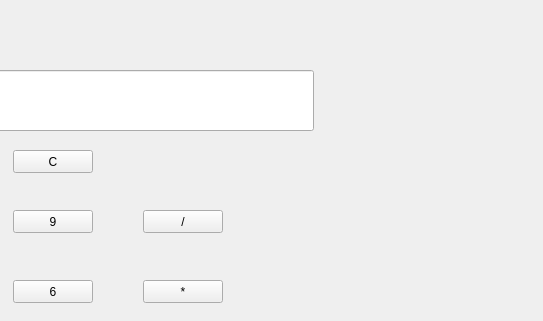
Old version of the form normal/cplus/projects/qtpros/u_qt_calc/widget.ui in the repository baby-Jie/LinuxRepository; both pictures show x 257 to 800 and y 0 to 321 of the 800 by 600 pixel window.
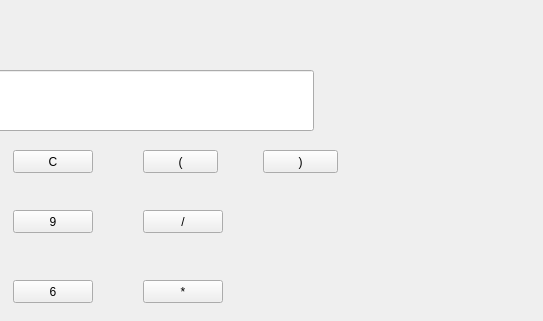
New version of the form.

```diff
--- a/normal/cplus/projects/qtpros/u_qt_calc/widget.ui
+++ b/normal/cplus/projects/qtpros/u_qt_calc/widget.ui
@@ -270,6 +270,32 @@
     <string>=</string>
    </property>
   </widget>
+  <widget class="QPushButton" name="leftBracketPb">
+   <property name="geometry">
+    <rect>
+     <x>400</x>
+     <y>150</y>
+     <width>75</width>
+     <height>23</height>
+    </rect>
+   </property>
+   <property name="text">
+    <string>(</string>
+   </property>
+  </widget>
+  <widget class="QPushButton" name="rightBracketPb">
+   <property name="geometry">
+    <rect>
+     <x>520</x>
+     <y>150</y>
+     <width>75</width>
+     <height>23</height>
+    </rect>
+   </property>
+   <property name="text">
+    <string>)</string>
+   </property>
+  </widget>
  </widget>
  <resources/>
  <connections/>
```
Left out of the diff: 3 changed lines with no effect on the pictures.
